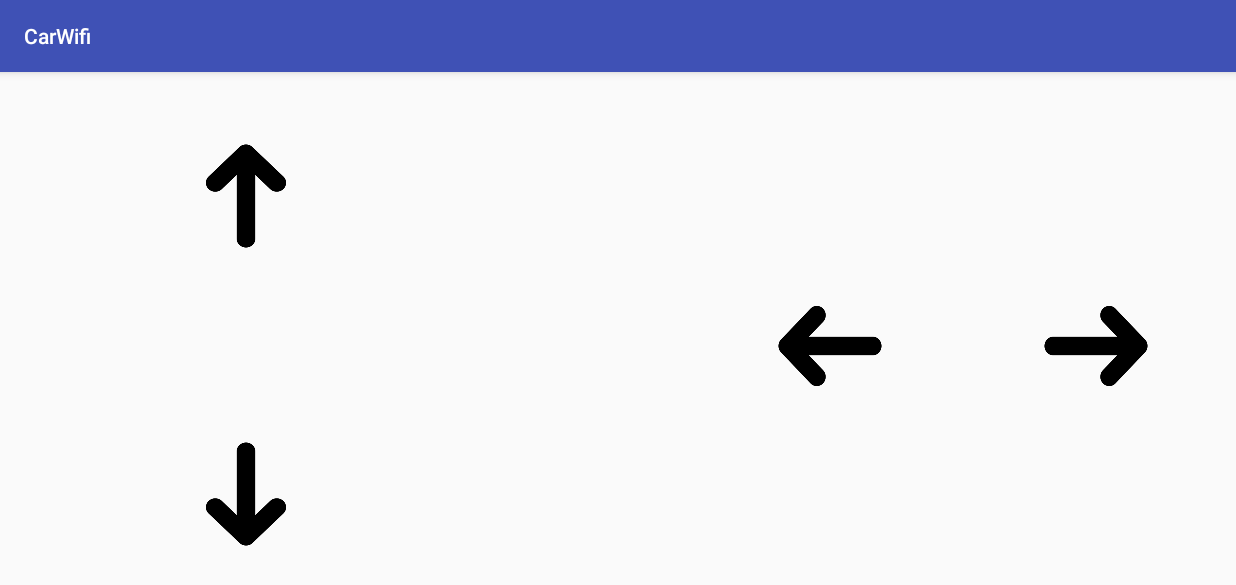
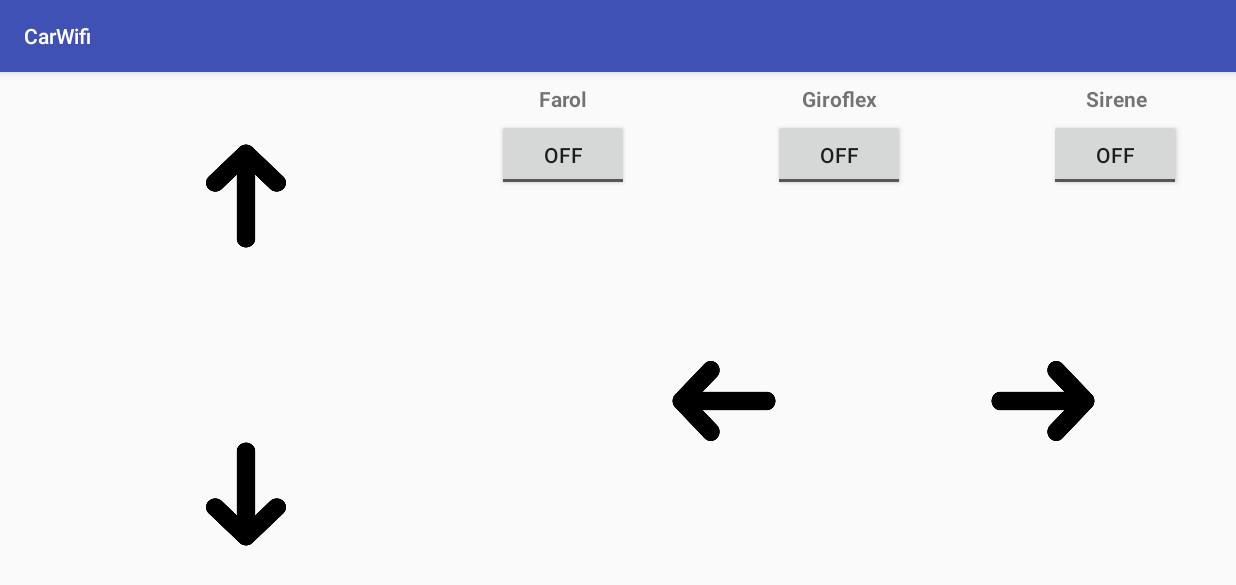
Before and after one commit to edumigsoft/CarWifi, an Android app: the screen it shows after launch (AppActivity), on a phone screen of 824 x 412 dp (held sideways). Shown: the top 585 px of the screen. Run offline under Robolectric (Android 15) with nearby library versions, the phone set to English and light mode, and no system bars; libraries missing offline, so code that uses them is left out: android.content, android.preference, com.github.kittinunf.fuel, java.lang, java.util.

Commit message:
Otimização da Visão 1.

```diff
--- a/app/src/main/java/com/edumigrafa/carwifi/logic/CarWiFi.kt
+++ b/app/src/main/java/com/edumigrafa/carwifi/logic/CarWiFi.kt
@@ -54,6 +54,36 @@ class CarWiFi {
         execHttp(PIN_DIRECTION + direction)
     }
 
+    fun onOffBuzzer(onBuzzer: Boolean) {
+        if (onBuzzer) {
+            execHttp(PIN_BUZZER + "1")
+        } else {
+            execHttp(PIN_BUZZER + "0")
+        }
+    }
+
+    fun onOffGyroflex(onGyroflex: Boolean) {
+        if (onGyroflex) {
+            execHttp(PIN_GYROFLEX + "1")
+        } else {
+            execHttp(PIN_GYROFLEX + "0")
+        }
+    }
+
+    fun onOffHeadlight(onHeadlight: Boolean) {
+        if (onHeadlight) {
+            execHttp(PIN_HEADLIGHT + "1")
+        } else {
+            execHttp(PIN_HEADLIGHT + "0")
+        }
+    }
+
+
+
+
+
+
+
     //@TODO Implementar vibração
     // act = true >> liga || act = false >> desliga
     var flashlight: Boolean = false
@@ -101,11 +131,11 @@ class CarWiFi {
         if (!car_headlight) {
             activity!!.imgBtnCarHeadlightLeft.startAnimation(animation)
             activity!!.imgBtnCarHeadlightRight.startAnimation(animation)
-            execHttp(PIN_CAR_HEADLIGHT + "1")
+            execHttp(PIN_HEADLIGHT + "1")
         } else {
             activity!!.imgBtnCarHeadlightLeft.clearAnimation()
             activity!!.imgBtnCarHeadlightRight.clearAnimation()
-            execHttp(PIN_CAR_HEADLIGHT + "0")
+            execHttp(PIN_HEADLIGHT + "0")
         }
 
         car_headlight = car_headlight.not()
--- a/app/src/main/java/com/edumigrafa/carwifi/logic/Constants.kt
+++ b/app/src/main/java/com/edumigrafa/carwifi/logic/Constants.kt
@@ -15,9 +15,9 @@ val PIN_DIRECTION_LEFT: String = "pin_left"             // 1
 val PIN_DIRECTION_RIGHT: String = "pin_right"           // 2
 val PIN_DIRECTION_BACK: String = "pin_back"             // 3
 val PIN_DIRECTION_FRONT: String = "pin_front"           // 4
-val PIN_GYROFLEX: String = "pin_gyro"                   // 5
+val PIN_GYROFLEX: String = "pin_gyroflex"               // 5
 val PIN_BUZZER: String = "pin_buzzer"                   // 6
-val PIN_CAR_HEADLIGHT: String = "pin_car_headlight"     // 7
+val PIN_HEADLIGHT: String = "pin_headlight"             // 7
 val DIRECTION: String = "0"
 val DIRECTION_LEFT: String = "-1"
 val DIRECTION_RIGHT: String = "1"
--- a/app/src/main/java/com/edumigrafa/carwifi/views/OneViewFragment.kt
+++ b/app/src/main/java/com/edumigrafa/carwifi/views/OneViewFragment.kt
@@ -5,6 +5,7 @@ import android.support.v4.app.Fragment
 import android.util.Log
 import android.view.*
 import android.view.View.OnTouchListener
+import android.widget.CompoundButton
 import com.edumigrafa.carwifi.AppActivity
 import com.edumigrafa.carwifi.R
 import com.edumigrafa.carwifi.logic.CarWiFi
@@ -52,6 +53,17 @@ class OneViewFragment() : Fragment(), OnTouchListener {
         ivFront.setOnTouchListener(this)
         ivBack.setOnTouchListener(this)
 
+        tgbBuzzer.setOnCheckedChangeListener(CompoundButton.OnCheckedChangeListener { compoundButton, b ->
+            carWifi!!.onOffBuzzer(b)
+        })
+
+        tgbGyroflex.setOnCheckedChangeListener(CompoundButton.OnCheckedChangeListener { compoundButton, b ->
+            carWifi!!.onOffGyroflex(b)
+        })
+
+        tgbHeadlight.setOnCheckedChangeListener(CompoundButton.OnCheckedChangeListener { compoundButton, b ->
+            carWifi!!.onOffHeadlight(b)
+        })
 
     }
 
--- a/app/src/main/res/layout/fragment_view_one.xml
+++ b/app/src/main/res/layout/fragment_view_one.xml
@@ -58,11 +58,11 @@
         android:contentDescription="@string/img_desc"
         android:src="@drawable/arrow_right_c"
         app:layout_constraintBottom_toBottomOf="parent"
-        app:layout_constraintHorizontal_bias="0.95"
+        app:layout_constraintHorizontal_bias="0.9"
         app:layout_constraintLeft_toLeftOf="parent"
         app:layout_constraintRight_toRightOf="parent"
         app:layout_constraintTop_toTopOf="parent"
-        app:layout_constraintVertical_bias="0.503" />
+        app:layout_constraintVertical_bias="0.65" />
 
     <ImageView
         android:id="@+id/ivLeft"
@@ -77,10 +77,90 @@
         android:contentDescription="@string/img_desc"
         android:src="@drawable/arrow_left_c"
         app:layout_constraintBottom_toBottomOf="parent"
+        app:layout_constraintHorizontal_bias="0.6"
+        app:layout_constraintLeft_toLeftOf="parent"
+        app:layout_constraintRight_toRightOf="parent"
+        app:layout_constraintTop_toTopOf="parent"
+        app:layout_constraintVertical_bias="0.65" />
+
+    <ToggleButton
+        android:id="@+id/tgbBuzzer"
+        android:layout_width="wrap_content"
+        android:layout_height="wrap_content"
+        app:layout_constraintBottom_toBottomOf="parent"
+        app:layout_constraintHorizontal_bias="0.95"
+        app:layout_constraintLeft_toLeftOf="parent"
+        app:layout_constraintRight_toRightOf="parent"
+        app:layout_constraintTop_toTopOf="parent"
+        app:layout_constraintVertical_bias="0.100000024" />
+
+    <TextView
+        android:id="@+id/tvBuzzer"
+        android:layout_width="wrap_content"
+        android:layout_height="wrap_content"
+        android:layout_marginLeft="8dp"
+        android:layout_marginRight="8dp"
+        android:layout_marginTop="8dp"
+        android:text="@string/sirene"
+        android:textStyle="bold"
+        app:layout_constraintBottom_toBottomOf="parent"
+        app:layout_constraintHorizontal_bias="0.529"
+        app:layout_constraintLeft_toLeftOf="@+id/tgbBuzzer"
+        app:layout_constraintRight_toRightOf="@+id/tgbBuzzer"
+        app:layout_constraintTop_toTopOf="parent"
+        app:layout_constraintVertical_bias="0.0" />
+
+    <ToggleButton
+        android:id="@+id/tgbGyroflex"
+        android:layout_width="wrap_content"
+        android:layout_height="wrap_content"
+        app:layout_constraintBottom_toBottomOf="parent"
         app:layout_constraintHorizontal_bias="0.7"
         app:layout_constraintLeft_toLeftOf="parent"
         app:layout_constraintRight_toRightOf="parent"
         app:layout_constraintTop_toTopOf="parent"
-        app:layout_constraintVertical_bias="0.503" />
+        app:layout_constraintVertical_bias="0.100000024" />
+
+    <TextView
+        android:id="@+id/tvGyroflex"
+        android:layout_width="wrap_content"
+        android:layout_height="wrap_content"
+        android:layout_marginLeft="8dp"
+        android:layout_marginRight="8dp"
+        android:layout_marginTop="8dp"
+        android:text="@string/gyroflex"
+        android:textStyle="bold"
+        app:layout_constraintBottom_toBottomOf="parent"
+        app:layout_constraintHorizontal_bias="0.52"
+        app:layout_constraintLeft_toLeftOf="@+id/tgbGyroflex"
+        app:layout_constraintRight_toRightOf="@+id/tgbGyroflex"
+        app:layout_constraintTop_toTopOf="parent"
+        app:layout_constraintVertical_bias="0.0" />
+
+    <ToggleButton
+        android:id="@+id/tgbHeadlight"
+        android:layout_width="wrap_content"
+        android:layout_height="wrap_content"
+        app:layout_constraintBottom_toBottomOf="parent"
+        app:layout_constraintHorizontal_bias="0.45"
+        app:layout_constraintLeft_toLeftOf="parent"
+        app:layout_constraintRight_toRightOf="parent"
+        app:layout_constraintTop_toTopOf="parent"
+        app:layout_constraintVertical_bias="0.100000024" />
+
+    <TextView
+        android:id="@+id/tvHeadlight"
+        android:layout_width="wrap_content"
+        android:layout_height="wrap_content"
+        android:layout_marginLeft="8dp"
+        android:layout_marginRight="8dp"
+        android:layout_marginTop="8dp"
+        android:text="@string/headlight"
+        android:textStyle="bold"
+        app:layout_constraintBottom_toBottomOf="parent"
+        app:layout_constraintLeft_toLeftOf="@+id/tgbHeadlight"
+        app:layout_constraintRight_toRightOf="@+id/tgbHeadlight"
+        app:layout_constraintTop_toTopOf="parent"
+        app:layout_constraintVertical_bias="0.0" />
 
 </android.support.constraint.ConstraintLayout>
--- a/app/src/main/res/values/strings.xml
+++ b/app/src/main/res/values/strings.xml
@@ -21,4 +21,6 @@
 
     <!-- TODO: Remove or change this placeholder text -->
     <string name="hello_blank_fragment">Hello blank fragment</string>
+    <string name="gyroflex">Giroflex</string>
+    <string name="headlight">Farol</string>
 </resources>
```
